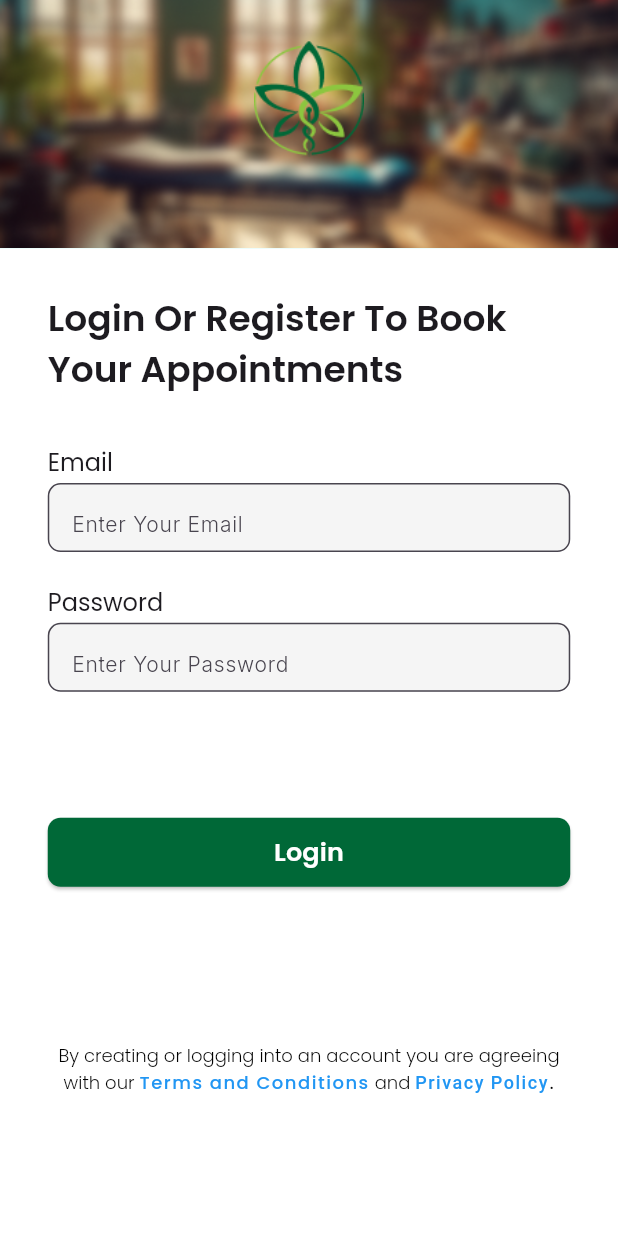
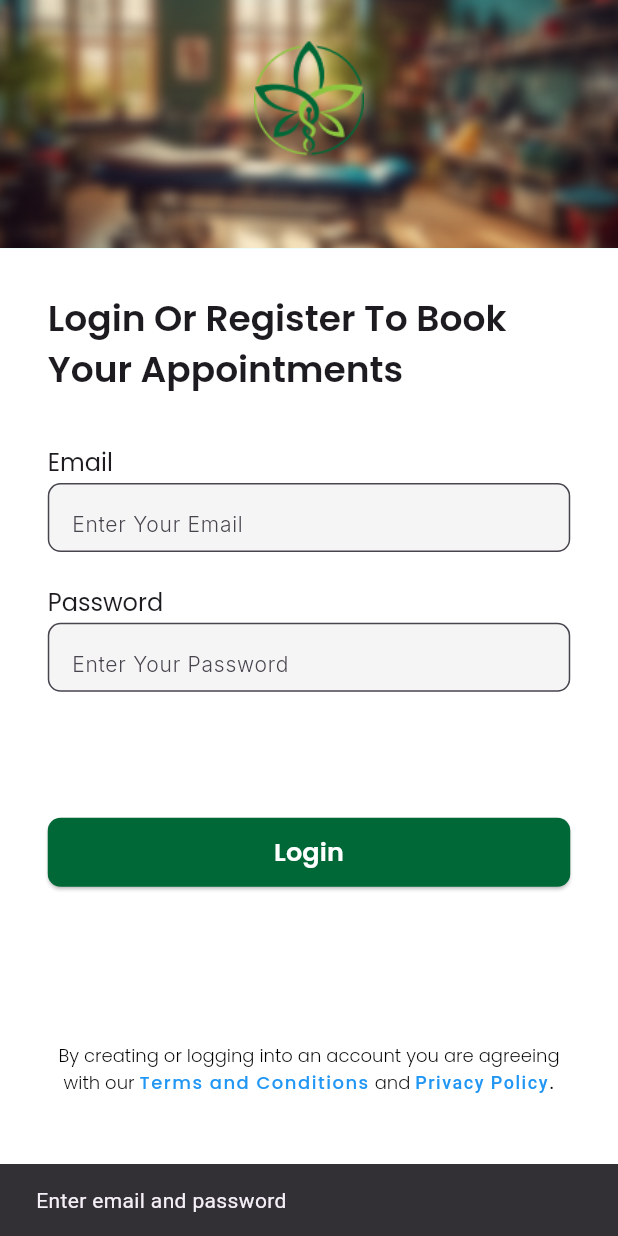
Before and after one commit to AbhishekValiyapurakkal/ayurvedic_clinic, a Flutter app: the screen it shows after launch, scrolled down 34 dp, after a tap on "Login", on a phone screen of 412 x 824 dp. Run offline on Flutter 3.47's test engine with Material 3 defaults, Android fonts, the phone set to English and light mode, and no system bars; our stand-ins replace dio, google_fonts, shared_preferences.

Commit message:
login apis implemented token stored in shared pref splash navigates according to the current user login state

```diff
--- a/lib/main.dart
+++ b/lib/main.dart
@@ -2,6 +2,7 @@ import 'package:ayurvedic_clinic_app/api_services.dart';
 import 'package:ayurvedic_clinic_app/presentation/providers/branch_provider.dart';
 import 'package:ayurvedic_clinic_app/presentation/providers/patients_provider.dart';
 import 'package:ayurvedic_clinic_app/presentation/providers/treatment_provider.dart';
+import 'package:ayurvedic_clinic_app/presentation/providers/auth_provider.dart';
 import 'package:ayurvedic_clinic_app/presentation/screens/splash_screen.dart';
 import 'package:flutter/material.dart';
 import 'package:provider/provider.dart';
@@ -17,6 +18,7 @@ class MyApp extends StatelessWidget {
   Widget build(BuildContext context) {
     return MultiProvider(
       providers: [
+        ChangeNotifierProvider(create: (_) => AuthProvider()),
         ChangeNotifierProvider(
           create: (_) => PatientProvider(apiService: apiService),
         ),
--- a/lib/presentation/providers/auth_provider.dart
+++ b/lib/presentation/providers/auth_provider.dart
@@ -1,5 +1,6 @@
 import 'package:ayurvedic_clinic_app/api_services.dart';
 import 'package:flutter/material.dart';
+import 'package:shared_preferences/shared_preferences.dart';
 
 class AuthProvider with ChangeNotifier {
   final ApiService _api = ApiService();
@@ -9,6 +10,7 @@ class AuthProvider with ChangeNotifier {
 
   String? get token => _token;
   bool get isLoading => _isLoading;
+  bool get isAuthenticated => _token != null && _token!.isNotEmpty;
 
   Future<bool> login(String username, String password) async {
     _isLoading = true;
@@ -19,11 +21,33 @@ class AuthProvider with ChangeNotifier {
 
     if (token != null) {
       _token = token;
+      await _persistToken(token);
       notifyListeners();
       return true;
     }
     return false;
   }
 
+  Future<void> initialize() async {
+    final SharedPreferences prefs = await SharedPreferences.getInstance();
+    final String? savedToken = prefs.getString('auth_token');
+    if (savedToken != null && savedToken.isNotEmpty) {
+      _token = savedToken;
+      notifyListeners();
+    }
+  }
+
+  Future<void> logout() async {
+    _token = null;
+    final SharedPreferences prefs = await SharedPreferences.getInstance();
+    await prefs.remove('auth_token');
+    notifyListeners();
+  }
+
+  Future<void> _persistToken(String token) async {
+    final SharedPreferences prefs = await SharedPreferences.getInstance();
+    await prefs.setString('auth_token', token);
+  }
+
   ApiService get api => _api;
 }
--- a/lib/presentation/screens/login_screen.dart
+++ b/lib/presentation/screens/login_screen.dart
@@ -1,6 +1,9 @@
+import 'package:ayurvedic_clinic_app/presentation/screens/patients_screen.dart';
 import 'package:flutter/gestures.dart';
 import 'package:flutter/material.dart';
 import 'package:google_fonts/google_fonts.dart';
+import 'package:provider/provider.dart';
+import 'package:ayurvedic_clinic_app/presentation/providers/auth_provider.dart';
 
 class LoginScreen extends StatefulWidget {
   const LoginScreen({super.key});
@@ -10,11 +13,23 @@ class LoginScreen extends StatefulWidget {
 }
 
 class _LoginScreenState extends State<LoginScreen> {
+  final TextEditingController _emailController = TextEditingController();
+  final TextEditingController _passwordController = TextEditingController();
+
+  @override
+  void dispose() {
+    _emailController.dispose();
+    _passwordController.dispose();
+    super.dispose();
+  }
+
   @override
   Widget build(BuildContext context) {
     final Size screenSize = MediaQuery.of(context).size;
     double screenWidth = screenSize.width;
     double screenHeight = screenSize.height;
+
+    final auth = context.watch<AuthProvider>();
 
     return Scaffold(
       body: SingleChildScrollView(
@@ -89,6 +104,7 @@ class _LoginScreenState extends State<LoginScreen> {
                         SizedBox(
                           height: screenHeight * (50 / 896),
                           child: TextField(
+                            controller: _emailController,
                             decoration: InputDecoration(
                               border: OutlineInputBorder(
                                 borderSide: BorderSide(
@@ -124,6 +140,8 @@ class _LoginScreenState extends State<LoginScreen> {
                         SizedBox(
                           height: screenHeight * (50 / 896),
                           child: TextField(
+                            controller: _passwordController,
+                            obscureText: true,
                             decoration: InputDecoration(
                               border: OutlineInputBorder(
                                 borderSide: BorderSide(
@@ -156,7 +174,54 @@ class _LoginScreenState extends State<LoginScreen> {
                                 borderRadius: BorderRadius.circular(8.52),
                               ),
                             ),
-                            onPressed: () {},
+                            onPressed: auth.isLoading
+                                ? null
+                                : () async {
+                                    final email = _emailController.text.trim();
+                                    final password = _passwordController.text
+                                        .trim();
+                                    if (email.isEmpty || password.isEmpty) {
+                                      ScaffoldMessenger.of(
+                                        context,
+                                      ).showSnackBar(
+                                        SnackBar(
+                                          content: Text(
+                                            'Enter email and password',
+                                          ),
+                                        ),
+                                      );
+                                      return;
+                                    }
+                                    final success = await context
+                                        .read<AuthProvider>()
+                                        .login(email, password);
+                                    if (success) {
+                                      final token = context
+                                          .read<AuthProvider>()
+                                          .token;
+                                      print('Token: $token');
+                                      Navigator.pushReplacement(
+                                        context,
+                                        MaterialPageRoute(
+                                          builder: (context) =>
+                                              PatientsScreen(),
+                                        ),
+                                      );
+                                      ScaffoldMessenger.of(
+                                        context,
+                                      ).showSnackBar(
+                                        SnackBar(
+                                          content: Text('Login success'),
+                                        ),
+                                      );
+                                    } else {
+                                      ScaffoldMessenger.of(
+                                        context,
+                                      ).showSnackBar(
+                                        SnackBar(content: Text('Login failed')),
+                                      );
+                                    }
+                                  },
                             child: Text(
                               'Login',
                               style: GoogleFonts.poppins(
--- a/lib/presentation/screens/splash_screen.dart
+++ b/lib/presentation/screens/splash_screen.dart
@@ -1,6 +1,9 @@
 import 'package:ayurvedic_clinic_app/api_services.dart';
 import 'package:ayurvedic_clinic_app/presentation/screens/login_screen.dart';
 import 'package:flutter/material.dart';
+import 'package:provider/provider.dart';
+import 'package:ayurvedic_clinic_app/presentation/providers/auth_provider.dart';
+import 'package:ayurvedic_clinic_app/presentation/screens/patients_screen.dart';
 
 class SplashScreen extends StatefulWidget {
   final ApiService apiService;
@@ -19,11 +22,20 @@ class _SplashScreenState extends State<SplashScreen> {
   }
 
   void _navigateToLogin() async {
-    await Future.delayed(Duration(seconds: 3));
-    Navigator.pushReplacement(
-      context,
-      MaterialPageRoute(builder: (_) => LoginScreen()),
-    );
+    await context.read<AuthProvider>().initialize();
+    await Future.delayed(Duration(seconds: 2));
+    final bool isLoggedIn = context.read<AuthProvider>().isAuthenticated;
+    if (isLoggedIn) {
+      Navigator.pushReplacement(
+        context,
+        MaterialPageRoute(builder: (_) => PatientsScreen()),
+      );
+    } else {
+      Navigator.pushReplacement(
+        context,
+        MaterialPageRoute(builder: (_) => LoginScreen()),
+      );
+    }
   }
 
   @override
```
Also changed, not shown: lib/presentation/screens/patients_screen.dart (added, +15 -0 lines).
